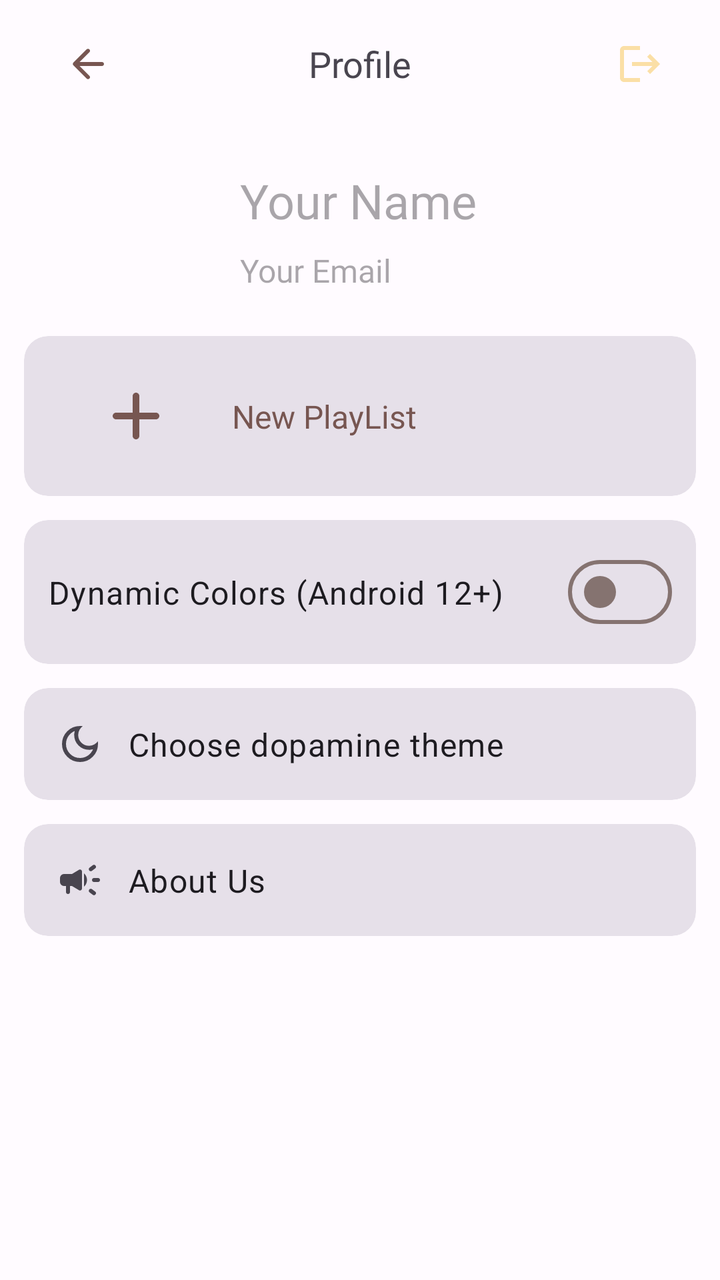
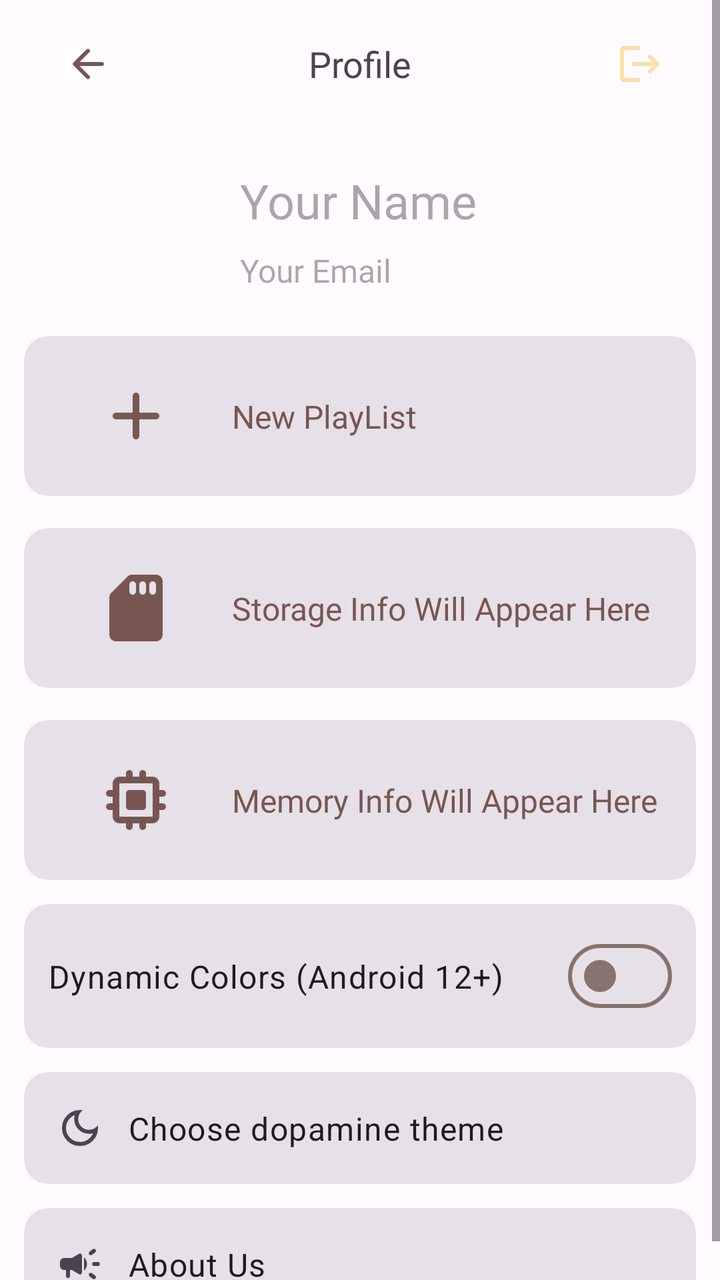

The first picture is an Android layout as it rendered before a commit; the second is the same layout after the commit. The layout source and the unified diff follow.
<!-- AndroidManifest.xml: application theme Theme.Dopamine -->
<!-- res/layout/activity_dopamine_user_profile.xml -->
<?xml version="1.0" encoding="utf-8"?>
<ScrollView xmlns:android="http://schemas.android.com/apk/res/android"
    xmlns:app="http://schemas.android.com/apk/res-auto"
    xmlns:tools="http://schemas.android.com/tools"
    android:id="@+id/main"
    android:layout_width="match_parent"
    android:layout_height="match_parent"
    android:fitsSystemWindows="true"
    tools:context=".activities.DopamineUserProfile">

    <androidx.constraintlayout.widget.ConstraintLayout
        android:layout_width="match_parent"
        android:layout_height="wrap_content">

        <com.google.android.material.appbar.AppBarLayout
            android:id="@+id/appBarLayout"
            android:layout_width="match_parent"
            android:layout_height="wrap_content"
            android:layout_marginStart="16dp"
            android:layout_marginEnd="16dp"
            app:layout_constraintEnd_toEndOf="parent"
            app:layout_constraintStart_toStartOf="parent"
            app:layout_constraintTop_toTopOf="parent">

            <com.google.android.material.appbar.MaterialToolbar
                android:id="@+id/topAppBar"
                android:layout_width="match_parent"
                android:layout_height="wrap_content"
                app:menu="@menu/user_profile_menu"
                app:navigationIcon="@drawable/ic_back"
                app:title="Profile"
                app:titleCentered="true"
                app:titleTextAppearance="@style/ToolbarTheme">

            </com.google.android.material.appbar.MaterialToolbar>

        </com.google.android.material.appbar.AppBarLayout>

        <LinearLayout
            android:id="@+id/userInfo"
            android:layout_width="match_parent"
            android:layout_height="wrap_content"
            android:layout_marginTop="16dp"
            android:orientation="horizontal"
            app:layout_constraintStart_toStartOf="parent"
            app:layout_constraintTop_toBottomOf="@id/appBarLayout">

            <com.google.android.material.imageview.ShapeableImageView
                android:id="@+id/userImage"
                android:layout_width="72dp"
                android:layout_height="72dp"
                android:layout_marginStart="32dp"
                app:shapeAppearance="@style/ShapeAppearance.Material3.Corner.Medium" />

            <LinearLayout
                android:layout_width="match_parent"
                android:layout_height="match_parent"
                android:layout_marginStart="12dp"
                android:orientation="vertical">

                <com.google.android.material.textview.MaterialTextView
                    android:id="@+id/userName"
                    android:layout_width="match_parent"
                    android:layout_height="wrap_content"
                    android:layout_gravity="start|center"
                    android:layout_margin="4dp"
                    android:ellipsize="end"
                    android:fontFamily="@font/circular_spotify"
                    android:hint="Your Name"
                    android:maxLines="2"
                    android:textSize="24sp" />

                <com.google.android.material.textview.MaterialTextView
                    android:id="@+id/userEmail"
                    android:layout_width="match_parent"
                    android:layout_height="wrap_content"
                    android:layout_gravity="start|center"
                    android:layout_margin="4dp"
                    android:fontFamily="@font/proxima_nova"
                    android:hint="Your Email"
                    android:textSize="16sp" />

            </LinearLayout>

        </LinearLayout>

        <com.google.android.material.card.MaterialCardView
            android:id="@+id/customPlayList"
            style="@style/Widget.Material3.CardView.Filled"
            android:layout_width="match_parent"
            android:layout_height="wrap_content"
            android:layout_marginStart="12dp"
            android:layout_marginTop="16dp"
            android:layout_marginEnd="12dp"
            app:layout_constraintEnd_toEndOf="parent"
            app:layout_constraintHorizontal_bias="0.5"
            app:layout_constraintStart_toStartOf="parent"
            app:layout_constraintTop_toBottomOf="@+id/userInfo">

            <androidx.constraintlayout.widget.ConstraintLayout
                android:layout_width="match_parent"
                android:layout_height="wrap_content">

                <com.google.android.material.imageview.ShapeableImageView
                    android:id="@+id/userPlayList"
                    android:layout_width="64dp"
                    android:layout_height="64dp"
                    android:layout_marginStart="24dp"
                    android:layout_marginTop="8dp"
                    android:layout_marginBottom="8dp"
                    android:padding="12dp"
                    android:src="@drawable/ic_add"
                    app:layout_constraintBottom_toBottomOf="parent"
                    app:layout_constraintStart_toStartOf="parent"
                    app:layout_constraintTop_toTopOf="parent" />

                <com.google.android.material.textview.MaterialTextView
                    android:layout_width="wrap_content"
                    android:layout_height="wrap_content"
                    android:layout_gravity="center"
                    android:layout_marginStart="16dp"
                    android:fontFamily="@font/circular_spotify"
                    android:text="New PlayList"
                    android:textColor="?attr/colorControlActivated"
                    android:textSize="16sp"
                    app:layout_constraintBottom_toBottomOf="parent"
                    app:layout_constraintStart_toEndOf="@+id/userPlayList"
                    app:layout_constraintTop_toTopOf="parent" />

            </androidx.constraintlayout.widget.ConstraintLayout>

        </com.google.android.material.card.MaterialCardView>

        <com.google.android.material.card.MaterialCardView
            android:id="@+id/cardView1"
            android:layout_width="match_parent"
            android:layout_height="wrap_content"
            style="@style/Widget.Material3.CardView.Filled"
            android:layout_margin="12dp"
            app:layout_constraintTop_toBottomOf="@id/customPlayList"
            app:layout_constraintStart_toStartOf="parent"
            app:layout_constraintEnd_toEndOf="parent">

            <androidx.constraintlayout.widget.ConstraintLayout
                android:layout_width="match_parent"
                android:layout_height="wrap_content"
                android:layout_margin="12dp">

                <com.google.android.material.textview.MaterialTextView
                    android:id="@+id/expDynamicUser"
                    android:layout_width="wrap_content"
                    android:layout_height="wrap_content"
                    android:text="@string/dynamic_colors_android_12"
                    android:textAppearance="@style/TextAppearance.Material3.BodyLarge"
                    app:layout_constraintStart_toStartOf="parent"
                    app:layout_constraintTop_toTopOf="parent"
                    app:layout_constraintBottom_toBottomOf="parent"/>

                <com.google.android.material.materialswitch.MaterialSwitch
                    android:id="@+id/useExpDynamicUser"
                    android:layout_width="wrap_content"
                    android:layout_height="wrap_content"
                    app:layout_constraintEnd_toEndOf="parent"
                    app:layout_constraintTop_toTopOf="parent"
                    app:layout_constraintBottom_toBottomOf="parent"/>

            </androidx.constraintlayout.widget.ConstraintLayout>

        </com.google.android.material.card.MaterialCardView>


        <com.google.android.material.card.MaterialCardView
            android:id="@+id/cardView3"
            android:layout_width="match_parent"
            android:layout_height="wrap_content"
            style="@style/Widget.Material3.CardView.Filled"
            android:layout_margin="12dp"
            app:layout_constraintTop_toBottomOf="@id/cardView1"
            app:layout_constraintStart_toStartOf="parent"
            app:layout_constraintEnd_toEndOf="parent">

            <androidx.constraintlayout.widget.ConstraintLayout
                android:layout_width="match_parent"
                android:layout_height="wrap_content"
                android:layout_margin="16dp">

                <com.google.android.material.imageview.ShapeableImageView
                    android:id="@+id/expUserThemeIcon"
                    android:layout_width="wrap_content"
                    android:layout_height="wrap_content"
                    android:src="@drawable/ic_theme"
                    app:layout_constraintStart_toStartOf="parent"
                    app:layout_constraintTop_toTopOf="parent"
                    app:layout_constraintBottom_toBottomOf="parent"/>

                <com.google.android.material.textview.MaterialTextView
                    android:id="@+id/expUserTheme"
                    android:layout_width="wrap_content"
                    android:layout_height="wrap_content"
                    android:text="@string/choose_dopamine_theme"
                    android:textAppearance="@style/TextAppearance.Material3.BodyLarge"
                    android:layout_marginStart="12dp"
                    app:layout_constraintStart_toEndOf="@+id/expUserThemeIcon"
                    app:layout_constraintTop_toTopOf="parent"
                    app:layout_constraintBottom_toBottomOf="parent"/>

            </androidx.constraintlayout.widget.ConstraintLayout>

        </com.google.android.material.card.MaterialCardView>

        <com.google.android.material.card.MaterialCardView
            android:id="@+id/cardView4"
            android:layout_width="match_parent"
            android:layout_height="wrap_content"
            style="@style/Widget.Material3.CardView.Filled"
            android:layout_margin="12dp"
            app:layout_constraintTop_toBottomOf="@id/cardView3"
            app:layout_constraintStart_toStartOf="parent"
            app:layout_constraintEnd_toEndOf="parent">

            <androidx.constraintlayout.widget.ConstraintLayout
                android:layout_width="match_parent"
                android:layout_height="wrap_content"
                android:layout_margin="16dp">

                <com.google.android.material.imageview.ShapeableImageView
                    android:id="@+id/expAboutUs"
                    android:layout_width="wrap_content"
                    android:layout_height="wrap_content"
                    android:src="@drawable/ic_alert"
                    app:layout_constraintStart_toStartOf="parent"
                    app:layout_constraintTop_toTopOf="parent"
                    app:layout_constraintBottom_toBottomOf="parent"/>

                <com.google.android.material.textview.MaterialTextView
                    android:id="@+id/expAboutUsDopamine"
                    android:layout_width="wrap_content"
                    android:layout_height="wrap_content"
                    android:text="@string/about_us"
                    android:textAppearance="@style/TextAppearance.Material3.BodyLarge"
                    android:layout_marginStart="12dp"
                    app:layout_constraintStart_toEndOf="@+id/expAboutUs"
                    app:layout_constraintTop_toTopOf="parent"
                    app:layout_constraintBottom_toBottomOf="parent"/>

            </androidx.constraintlayout.widget.ConstraintLayout>

        </com.google.android.material.card.MaterialCardView>

    </androidx.constraintlayout.widget.ConstraintLayout>
</ScrollView>
<!-- resources referenced by this layout -->
<resources>
  <string name="about_us">About Us</string>
  <string name="choose_dopamine_theme">Choose dopamine theme</string>
  <string name="dynamic_colors_android_12">Dynamic Colors (Android 12+)</string>
  <style name="ToolbarTheme" parent="ThemeOverlay.AppCompat.Light">
          <item name="android:fontFamily">@font/circular_spotify</item>
          <item name="android:textSize">18sp</item>
      </style>
  <style name="Theme.Dopamine" parent="Base.Theme.Dopamine" />
  <color name="md_theme_light_primary">#C00100</color>
  <color name="md_theme_light_onPrimary">#FFFFFF</color>
  <color name="md_theme_light_primaryContainer">#FFDAD4</color>
  <color name="md_theme_light_onPrimaryContainer">#410000</color>
  <color name="md_theme_light_secondary">#775651</color>
  <color name="md_theme_light_onSecondary">#FFFFFF</color>
  <color name="md_theme_light_secondaryContainer">#FFDAD4</color>
  <color name="md_theme_light_onSecondaryContainer">#2C1512</color>
  <color name="md_theme_light_tertiary">#705C2E</color>
  <color name="md_theme_light_onTertiary">#FFFFFF</color>
  <color name="md_theme_light_tertiaryContainer">#FBDFA6</color>
  <color name="md_theme_light_onTertiaryContainer">#251A00</color>
  <color name="md_theme_light_error">#BA1A1A</color>
  <color name="md_theme_light_errorContainer">#FFDAD6</color>
  <color name="md_theme_light_onError">#FFFFFF</color>
  <color name="md_theme_light_onErrorContainer">#410002</color>
  <color name="md_theme_light_background">#FFFBFF</color>
  <color name="md_theme_light_onBackground">#201A19</color>
  <color name="md_theme_light_surface">#FFFBFF</color>
  <color name="md_theme_light_onSurface">#201A19</color>
  <color name="md_theme_light_surfaceVariant">#F5DDDA</color>
  <color name="md_theme_light_onSurfaceVariant">#534341</color>
  <color name="md_theme_light_outline">#857370</color>
  <color name="md_theme_light_inverseOnSurface">#FBEEEC</color>
  <color name="md_theme_light_inverseSurface">#362F2E</color>
  <color name="md_theme_light_inversePrimary">#FFB4A8</color>
  <!-- unchanged entries left out for length: 5 -->
</resources>

<!-- the commit's change to res/layout/activity_dopamine_user_profile.xml (unified diff, before → after) -->
@@ -132,12 +132,108 @@
         </com.google.android.material.card.MaterialCardView>
 
         <com.google.android.material.card.MaterialCardView
+            android:id="@+id/device_storage"
+            style="@style/Widget.Material3.CardView.Filled"
+            android:layout_width="match_parent"
+            android:layout_height="wrap_content"
+            android:layout_marginStart="12dp"
+            android:layout_marginTop="16dp"
+            android:layout_marginEnd="12dp"
+            app:layout_constraintEnd_toEndOf="parent"
+            app:layout_constraintHorizontal_bias="0.5"
+            app:layout_constraintStart_toStartOf="parent"
+            app:layout_constraintTop_toBottomOf="@+id/customPlayList">
+
+            <androidx.constraintlayout.widget.ConstraintLayout
+                android:layout_width="match_parent"
+                android:layout_height="wrap_content">
+
+                <com.google.android.material.imageview.ShapeableImageView
+                    android:id="@+id/device_storage_spec"
+                    android:layout_width="64dp"
+                    android:layout_height="64dp"
+                    android:layout_marginStart="24dp"
+                    android:layout_marginTop="8dp"
+                    android:layout_marginBottom="8dp"
+                    android:padding="12dp"
+                    android:src="@drawable/round_sd_storage_24"
+                    app:layout_constraintBottom_toBottomOf="parent"
+                    app:layout_constraintStart_toStartOf="parent"
+                    app:layout_constraintTop_toTopOf="parent" />
+
+                <com.google.android.material.textview.MaterialTextView
+                    android:id="@+id/device_storage_info_txt"
+                    android:layout_width="wrap_content"
+                    android:layout_height="wrap_content"
+                    android:layout_gravity="center"
+                    android:layout_marginStart="16dp"
+                    android:fontFamily="@font/circular_spotify"
+                    android:text="Storage Info Will Appear Here"
+                    android:textColor="?attr/colorControlActivated"
+                    android:textSize="16sp"
+                    app:layout_constraintBottom_toBottomOf="parent"
+                    app:layout_constraintStart_toEndOf="@+id/device_storage_spec"
+                    app:layout_constraintTop_toTopOf="parent" />
+
+            </androidx.constraintlayout.widget.ConstraintLayout>
+
+        </com.google.android.material.card.MaterialCardView>
+
+        <com.google.android.material.card.MaterialCardView
+            android:id="@+id/device_ram"
+            style="@style/Widget.Material3.CardView.Filled"
+            android:layout_width="match_parent"
+            android:layout_height="wrap_content"
+            android:layout_marginStart="12dp"
+            android:layout_marginTop="16dp"
+            android:layout_marginEnd="12dp"
+            app:layout_constraintEnd_toEndOf="parent"
+            app:layout_constraintHorizontal_bias="0.5"
+            app:layout_constraintStart_toStartOf="parent"
+            app:layout_constraintTop_toBottomOf="@+id/device_storage">
+
+            <androidx.constraintlayout.widget.ConstraintLayout
+                android:layout_width="match_parent"
+                android:layout_height="wrap_content">
+
+                <com.google.android.material.imageview.ShapeableImageView
+                    android:id="@+id/device_ram_spec"
+                    android:layout_width="64dp"
+                    android:layout_height="64dp"
+                    android:layout_marginStart="24dp"
+                    android:layout_marginTop="8dp"
+                    android:layout_marginBottom="8dp"
+                    android:padding="12dp"
+                    android:src="@drawable/memory"
+                    app:layout_constraintBottom_toBottomOf="parent"
+                    app:layout_constraintStart_toStartOf="parent"
+                    app:layout_constraintTop_toTopOf="parent" />
+
+                <com.google.android.material.textview.MaterialTextView
+                    android:id="@+id/device_ram_info_txt"
+                    android:layout_width="wrap_content"
+                    android:layout_height="wrap_content"
+                    android:layout_gravity="center"
+                    android:layout_marginStart="16dp"
+                    android:fontFamily="@font/circular_spotify"
+                    android:text="Memory Info Will Appear Here"
+                    android:textColor="?attr/colorControlActivated"
+                    android:textSize="16sp"
+                    app:layout_constraintBottom_toBottomOf="parent"
+                    app:layout_constraintStart_toEndOf="@+id/device_ram_spec"
+                    app:layout_constraintTop_toTopOf="parent" />
+
+            </androidx.constraintlayout.widget.ConstraintLayout>
+
+        </com.google.android.material.card.MaterialCardView>
+
+        <com.google.android.material.card.MaterialCardView
             android:id="@+id/cardView1"
             android:layout_width="match_parent"
             android:layout_height="wrap_content"
             style="@style/Widget.Material3.CardView.Filled"
             android:layout_margin="12dp"
-            app:layout_constraintTop_toBottomOf="@id/customPlayList"
+            app:layout_constraintTop_toBottomOf="@id/device_ram"
             app:layout_constraintStart_toStartOf="parent"
             app:layout_constraintEnd_toEndOf="parent">
 
<!-- resource entries referenced after the edit -->
@@ -1,5 +1,22 @@
 <!-- resources referenced by this layout -->
 <resources>
+  <!-- drawable memory (drawable) -->
+  <vector xmlns:android="http://schemas.android.com/apk/res/android"
+      android:width="24dp"
+      android:height="24dp"
+      android:viewportWidth="960"
+      android:viewportHeight="960"
+      android:tint="?attr/colorControlActivated">
+    <path
+        android:pathData="M360,560v-160q0,-17 11.5,-28.5T400,360h160q17,0 28.5,11.5T600,400v160q0,17 -11.5,28.5T560,600L400,600q-17,0 -28.5,-11.5T360,560ZM360,800v-40h-80q-33,0 -56.5,-23.5T200,680v-80h-40q-17,0 -28.5,-11.5T120,560q0,-17 11.5,-28.5T160,520h40v-80h-40q-17,0 -28.5,-11.5T120,400q0,-17 11.5,-28.5T160,360h40v-80q0,-33 23.5,-56.5T280,200h80v-40q0,-17 11.5,-28.5T400,120q17,0 28.5,11.5T440,160v40h80v-40q0,-17 11.5,-28.5T560,120q17,0 28.5,11.5T600,160v40h80q33,0 56.5,23.5T760,280v80h40q17,0 28.5,11.5T840,400q0,17 -11.5,28.5T800,440h-40v80h40q17,0 28.5,11.5T840,560q0,17 -11.5,28.5T800,600h-40v80q0,33 -23.5,56.5T680,760h-80v40q0,17 -11.5,28.5T560,840q-17,0 -28.5,-11.5T520,800v-40h-80v40q0,17 -11.5,28.5T400,840q-17,0 -28.5,-11.5T360,800ZM680,680v-400L280,280v400h400Z"
+        android:fillColor="#e8eaed"/>
+  </vector>
+  <!-- drawable round_sd_storage_24 (drawable) -->
+  <vector xmlns:android="http://schemas.android.com/apk/res/android" android:height="24dp" android:tint="?attr/colorControlActivated" android:viewportHeight="24" android:viewportWidth="24" android:width="24dp">
+        
+      <path android:fillColor="@android:color/white" android:pathData="M18,2h-7.17c-0.53,0 -1.04,0.21 -1.42,0.59L4.6,7.42c-0.37,0.37 -0.6,0.88 -0.6,1.4L4,20c0,1.1 0.9,2 2,2h12c1.1,0 2,-0.9 2,-2L20,4c0,-1.1 -0.9,-2 -2,-2zM11,8c-0.55,0 -1,-0.45 -1,-1L10,5c0,-0.55 0.45,-1 1,-1s1,0.45 1,1v2c0,0.55 -0.45,1 -1,1zM14,8c-0.55,0 -1,-0.45 -1,-1L13,5c0,-0.55 0.45,-1 1,-1s1,0.45 1,1v2c0,0.55 -0.45,1 -1,1zM17,8c-0.55,0 -1,-0.45 -1,-1L16,5c0,-0.55 0.45,-1 1,-1s1,0.45 1,1v2c0,0.55 -0.45,1 -1,1z"/>
+      
+  </vector>
   <string name="about_us">About Us</string>
   <string name="choose_dopamine_theme">Choose dopamine theme</string>
   <string name="dynamic_colors_android_12">Dynamic Colors (Android 12+)</string>
